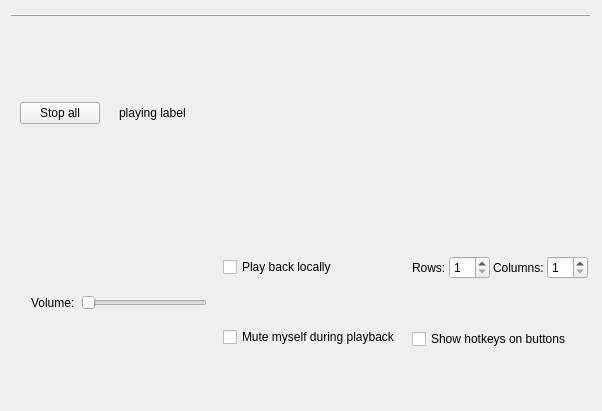
Old version of the form src/config_qt.ui in the repository MGraefe/RP-Soundboard.
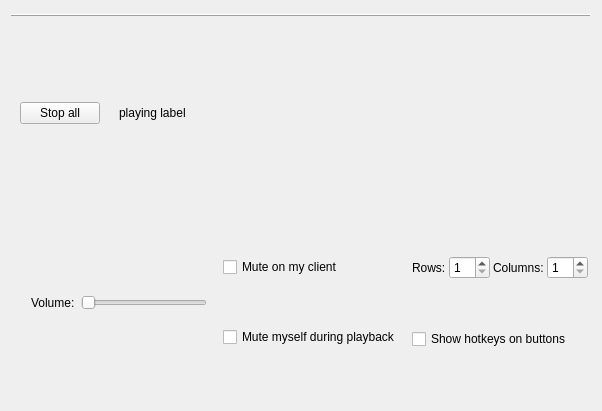
New version of the form. Icons and pictures are not drawn.

Commit message: Rephrased and renamed mute button to make it compile (cherry-pick mess)

What changed in the file:
```diff
--- a/src/config_qt.ui
+++ b/src/config_qt.ui
@@ -201,7 +201,7 @@
         <item>
          <widget class="QCheckBox" name="cb_playback_locally">
           <property name="text">
-           <string>Play back locally</string>
+           <string>Mute on my client</string>
           </property>
          </widget>
         </item>
```
Left out of the diff: 2 changed lines with no effect on the pictures.
